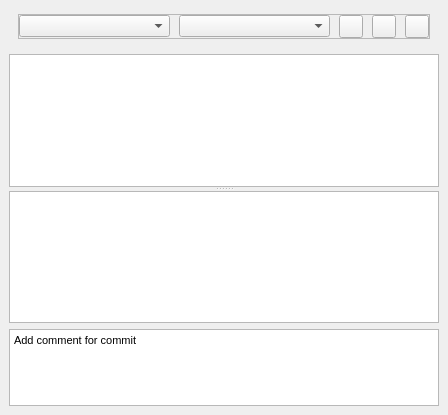
Old version of the form source/examples/python/plugins/GeogigLocalClient/geogig_local_client_dialog_base.ui in the repository SWM-IT/qgis-netze-gas.
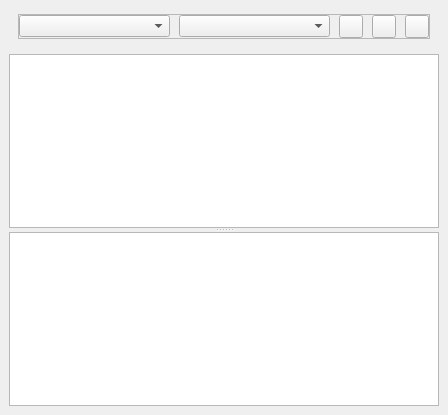
New version of the form.

Commit message: #16 GeoGig simplyfied plugin: Remove the test field for commit message and use QInputDialog instead.

The edit to the form file:
```diff
--- a/source/examples/python/plugins/GeogigLocalClient/geogig_local_client_dialog_base.ui
+++ b/source/examples/python/plugins/GeogigLocalClient/geogig_local_client_dialog_base.ui
@@ -114,17 +114,6 @@
       </widget>
      </widget>
     </item>
-    <item>
-     <widget class="QTextEdit" name="commitText">
-      <property name="html">
-       <string>&lt;!DOCTYPE HTML PUBLIC &quot;-//W3C//DTD HTML 4.0//EN&quot; &quot;http://www.w3.org/TR/REC-html40/strict.dtd&quot;&gt;
-&lt;html&gt;&lt;head&gt;&lt;meta name=&quot;qrichtext&quot; content=&quot;1&quot; /&gt;&lt;style type=&quot;text/css&quot;&gt;
-p, li { white-space: pre-wrap; }
-&lt;/style&gt;&lt;/head&gt;&lt;body style=&quot; font-family:'MS Shell Dlg 2'; font-size:8.25pt; font-weight:400; font-style:normal;&quot;&gt;
-&lt;p style=&quot; margin-top:0px; margin-bottom:0px; margin-left:0px; margin-right:0px; -qt-block-indent:0; text-indent:0px;&quot;&gt;Add comment for commit&lt;/p&gt;&lt;/body&gt;&lt;/html&gt;</string>
-      </property>
-     </widget>
-    </item>
    </layout>
   </widget>
  </widget>
```
The commit also changes 1 other file.
